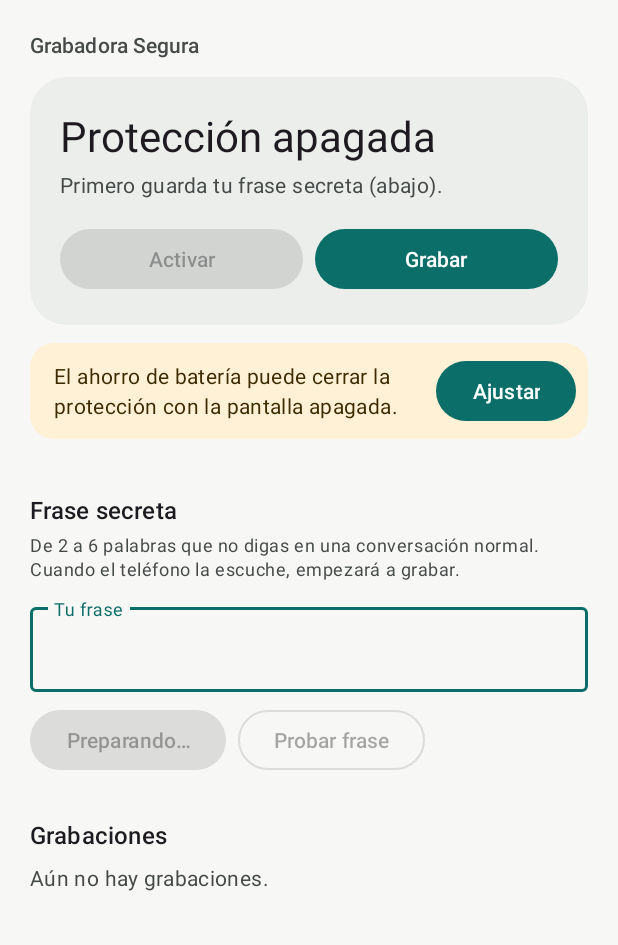
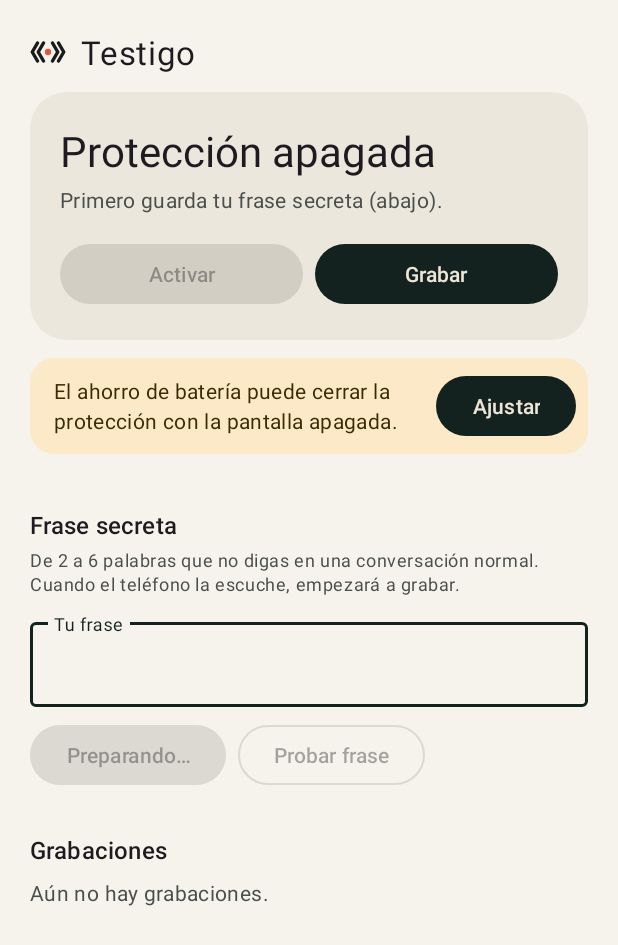
Before and after one commit to Aselori/dismov, an Android app: the screen it shows after launch (MainActivity), after a tap on "Grabar", on a phone screen of 412 x 824 dp. Shown: the top 945 px of the screen. Run offline under Robolectric (Android 15) with nearby library versions, the phone set to English and light mode, and no system bars; libraries missing offline, so code that uses them is left out: org.vosk, org.vosk.android; 1 statement that could not run was skipped.

Commit message:
Identidad Testigo: nombre, ícono de comillas angulares y paleta
Las comillas « » con el punto de grabación representan "lo que se dijo,
textual". Se aplica al ícono (con versión monocromática), la notificación,
el encabezado, el widget y la paleta tinta, hueso y coral, donde el coral
siempre significa que está grabando.

```diff
--- a/project/app/src/main/AndroidManifest.xml
+++ b/project/app/src/main/AndroidManifest.xml
@@ -16,7 +16,7 @@
         android:icon="@mipmap/ic_launcher"
         android:label="@string/app_name"
         android:supportsRtl="true"
-        android:theme="@style/Theme.GrabadoraSegura">
+        android:theme="@style/Theme.Testigo">
 
         <activity
             android:name=".MainActivity"
--- a/project/app/src/main/res/drawable/ic_shield.xml
+++ /dev/null
@@ -1,10 +0,0 @@
-<vector xmlns:android="http://schemas.android.com/apk/res/android"
-    android:width="24dp"
-    android:height="24dp"
-    android:tint="?attr/colorControlNormal"
-    android:viewportWidth="24"
-    android:viewportHeight="24">
-    <path
-        android:fillColor="@android:color/white"
-        android:pathData="M12,1L3,5v6c0,5.55 3.84,10.74 9,12 5.16,-1.26 9,-6.45 9,-12V5l-9,-4z" />
-</vector>
--- /dev/null
+++ b/project/app/src/main/res/drawable/ic_testigo.xml
@@ -0,0 +1,20 @@
+<vector xmlns:android="http://schemas.android.com/apk/res/android"
+    android:width="24dp"
+    android:height="24dp"
+    android:tint="?attr/colorControlNormal"
+    android:viewportWidth="48"
+    android:viewportHeight="48">
+    <group
+        android:translateX="-30"
+        android:translateY="-30">
+        <path
+            android:pathData="M40,42L33,54L40,66M48,42L41,54L48,66M60,42L67,54L60,66M68,42L75,54L68,66"
+            android:strokeWidth="4.6"
+            android:strokeColor="@android:color/white"
+            android:strokeLineCap="round"
+            android:strokeLineJoin="round" />
+        <path
+            android:fillColor="@android:color/white"
+            android:pathData="M54,54m-4.2,0a4.2,4.2 0,1 1,8.4 0a4.2,4.2 0,1 1,-8.4 0" />
+    </group>
+</vector>
--- /dev/null
+++ b/project/app/src/main/res/drawable/ic_testigo_mark.xml
@@ -0,0 +1,20 @@
+<!-- Marca para el encabezado: trazo del color del texto y punto coral -->
+<vector xmlns:android="http://schemas.android.com/apk/res/android"
+    android:width="24dp"
+    android:height="24dp"
+    android:viewportWidth="48"
+    android:viewportHeight="48">
+    <group
+        android:translateX="-30"
+        android:translateY="-30">
+        <path
+            android:pathData="M40,42L33,54L40,66M48,42L41,54L48,66M60,42L67,54L60,66M68,42L75,54L68,66"
+            android:strokeWidth="4.6"
+            android:strokeColor="?attr/colorOnSurface"
+            android:strokeLineCap="round"
+            android:strokeLineJoin="round" />
+        <path
+            android:fillColor="@color/brand_coral"
+            android:pathData="M54,54m-4.2,0a4.2,4.2 0,1 1,8.4 0a4.2,4.2 0,1 1,-8.4 0" />
+    </group>
+</vector>
--- a/project/app/src/main/res/layout/activity_main.xml
+++ b/project/app/src/main/res/layout/activity_main.xml
@@ -15,9 +15,12 @@
         <TextView
             android:layout_width="wrap_content"
             android:layout_height="wrap_content"
+            android:drawablePadding="10dp"
+            android:gravity="center_vertical"
+            android:letterSpacing="0.02"
             android:text="@string/app_name"
-            android:textAppearance="?attr/textAppearanceTitleSmall"
-            android:textColor="?attr/colorOnSurfaceVariant" />
+            android:textAppearance="?attr/textAppearanceTitleLarge"
+            app:drawableStartCompat="@drawable/ic_testigo_mark" />
 
         <!-- Estado: lo primero que se necesita saber es si está protegiendo o grabando -->
         <com.google.android.material.card.MaterialCardView
--- a/project/app/src/main/res/mipmap-anydpi/ic_launcher.xml
+++ b/project/app/src/main/res/mipmap-anydpi/ic_launcher.xml
@@ -1,5 +1,6 @@
 <?xml version="1.0" encoding="utf-8"?>
 <adaptive-icon xmlns:android="http://schemas.android.com/apk/res/android">
-    <background android:drawable="@color/launcher_background" />
+    <background android:drawable="@color/brand_ink" />
     <foreground android:drawable="@drawable/ic_launcher_foreground" />
+    <monochrome android:drawable="@drawable/ic_launcher_monochrome" />
 </adaptive-icon>
--- a/project/app/src/main/res/values-night/colors.xml
+++ b/project/app/src/main/res/values-night/colors.xml
@@ -1,17 +1,17 @@
 <resources>
-    <color name="primary">#7FD6CE</color>
-    <color name="on_primary">#003734</color>
-    <color name="primary_container">#00504C</color>
-    <color name="on_primary_container">#9EF2EA</color>
-    <color name="secondary_container">#2E3D3B</color>
-    <color name="on_secondary_container">#D6E5E2</color>
-    <color name="background">#111414</color>
-    <color name="surface">#111414</color>
-    <color name="surface_container">#1D2120</color>
-    <color name="on_surface">#E0E3E2</color>
-    <color name="on_surface_variant">#BEC9C7</color>
-    <color name="outline">#889391</color>
-    <color name="recording">#FFB4AB</color>
+    <color name="primary">#EDE6D8</color>
+    <color name="on_primary">#13221F</color>
+    <color name="primary_container">#2A3A36</color>
+    <color name="on_primary_container">#EDE6D8</color>
+    <color name="secondary_container">#26302D</color>
+    <color name="on_secondary_container">#EDE6D8</color>
+    <color name="background">#0F1514</color>
+    <color name="surface">#0F1514</color>
+    <color name="surface_container">#1A2321</color>
+    <color name="on_surface">#E6E2DA</color>
+    <color name="on_surface_variant">#B4BCB7</color>
+    <color name="outline">#87908B</color>
+    <color name="recording">#FF8A75</color>
     <color name="issue_container">#3A2E14</color>
     <color name="on_issue_container">#FBDFA6</color>
 </resources>
--- a/project/app/src/main/res/values/colors.xml
+++ b/project/app/src/main/res/values/colors.xml
@@ -1,27 +1,27 @@
 <resources>
-    <color name="primary">#0B6E69</color>
-    <color name="on_primary">#FFFFFF</color>
-    <color name="primary_container">#C9ECE8</color>
-    <color name="on_primary_container">#00201E</color>
-    <color name="secondary_container">#DCE6E4</color>
-    <color name="on_secondary_container">#152422</color>
-    <color name="background">#F7F7F5</color>
-    <color name="surface">#F7F7F5</color>
-    <color name="surface_container">#ECEEEC</color>
-    <color name="on_surface">#191C1C</color>
-    <color name="on_surface_variant">#454A49</color>
-    <color name="outline">#74797A</color>
-    <color name="recording">#B3261E</color>
-    <color name="issue_container">#FFF1D6</color>
+    <color name="primary">#13221F</color>
+    <color name="on_primary">#EDE6D8</color>
+    <color name="primary_container">#D9E3DE</color>
+    <color name="on_primary_container">#0B1513</color>
+    <color name="secondary_container">#E6E0D2</color>
+    <color name="on_secondary_container">#13221F</color>
+    <color name="background">#F6F3EC</color>
+    <color name="surface">#F6F3EC</color>
+    <color name="surface_container">#ECE7DC</color>
+    <color name="on_surface">#191C1B</color>
+    <color name="on_surface_variant">#4A4F4C</color>
+    <color name="outline">#7A7E79</color>
+    <color name="recording">#B83A28</color>
+    <color name="issue_container">#FBE9C8</color>
     <color name="on_issue_container">#3D2A00</color>
 
     <!-- Widget: siempre oscuro para que se lea sobre cualquier fondo de pantalla -->
-    <color name="widget_background">#F0161A1A</color>
-    <color name="widget_text">#FFFFFF</color>
-    <color name="widget_text_secondary">#B8C2C0</color>
-    <color name="widget_button">#33FFFFFF</color>
-    <color name="widget_primary">#4FB8B0</color>
-    <color name="widget_on_primary">#00201E</color>
-    <color name="widget_stop">#E5534B</color>
-    <color name="widget_recording">#FF8A80</color>
+    <color name="widget_background">#F213221F</color>
+    <color name="widget_text">#EDE6D8</color>
+    <color name="widget_text_secondary">#A9B3AE</color>
+    <color name="widget_button">#26EDE6D8</color>
+    <color name="widget_primary">#EDE6D8</color>
+    <color name="widget_on_primary">#13221F</color>
+    <color name="widget_stop">#E2553F</color>
+    <color name="widget_recording">#FF8A75</color>
 </resources>
--- a/project/app/src/main/res/values/ic_launcher.xml
+++ b/project/app/src/main/res/values/ic_launcher.xml
@@ -1,3 +1,6 @@
 <resources>
-    <color name="launcher_background">#0B6E69</color>
+    <!-- Identidad de Testigo: tinta, hueso y coral (el coral siempre significa "grabando") -->
+    <color name="brand_ink">#13221F</color>
+    <color name="brand_bone">#EDE6D8</color>
+    <color name="brand_coral">#E2553F</color>
 </resources>
--- a/project/app/src/main/res/values/strings.xml
+++ b/project/app/src/main/res/values/strings.xml
@@ -1,5 +1,5 @@
 <resources>
-    <string name="app_name">Grabadora Segura</string>
+    <string name="app_name">Testigo</string>
     <string name="cancel">Cancelar</string>
 
     <!-- Estados (actividad y widget) -->
@@ -74,7 +74,7 @@
     <string name="notif_busy_text">Se reintentará en unos segundos</string>
     <string name="notif_recording_title">Grabando</string>
     <string name="notif_recording_text">Toca Detener para terminar</string>
-    <string name="problem_title">Grabadora Segura necesita atención</string>
+    <string name="problem_title">Testigo necesita atención</string>
     <string name="problem_cannot_start">No se pudo usar el micrófono. Abre la app y revisa los permisos.</string>
     <string name="problem_no_phrase">Guarda una frase secreta en la app para activar la protección.</string>
     <string name="problem_model">No se pudo cargar el reconocimiento de voz.</string>
@@ -82,7 +82,7 @@
     <string name="problem_recording_interrupted">La grabación se interrumpió. Lo grabado hasta ese momento se guardó.</string>
 
     <!-- Widget -->
-    <string name="widget_name">Grabadora Segura</string>
+    <string name="widget_name">Testigo</string>
     <string name="widget_description">Activa la protección por voz o graba con un toque</string>
     <string name="widget_setup_title">Falta configurar</string>
     <string name="widget_setup_detail">Abre la app para dar permisos y guardar tu frase</string>
--- a/project/app/src/main/res/values/themes.xml
+++ b/project/app/src/main/res/values/themes.xml
@@ -1,5 +1,5 @@
 <resources>
-    <style name="Theme.GrabadoraSegura" parent="Theme.Material3.DayNight.NoActionBar">
+    <style name="Theme.Testigo" parent="Theme.Material3.DayNight.NoActionBar">
         <item name="colorPrimary">@color/primary</item>
         <item name="colorOnPrimary">@color/on_primary</item>
         <item name="colorPrimaryContainer">@color/primary_container</item>
--- a/project/settings.gradle.kts
+++ b/project/settings.gradle.kts
@@ -13,5 +13,5 @@ dependencyResolutionManagement {
     }
 }
 
-rootProject.name = "GrabadoraSegura"
+rootProject.name = "Testigo"
 include(":app")
```
Also changed, not shown: project/app/src/main/java/com/dismov/safetyrecorder/ProtectionService.java (+6 -6 lines), project/app/src/main/res/drawable/ic_launcher_foreground.xml (+10 -12 lines), project/app/src/main/res/drawable/ic_launcher_monochrome.xml (added, +15 -0 lines), 1 other file.
